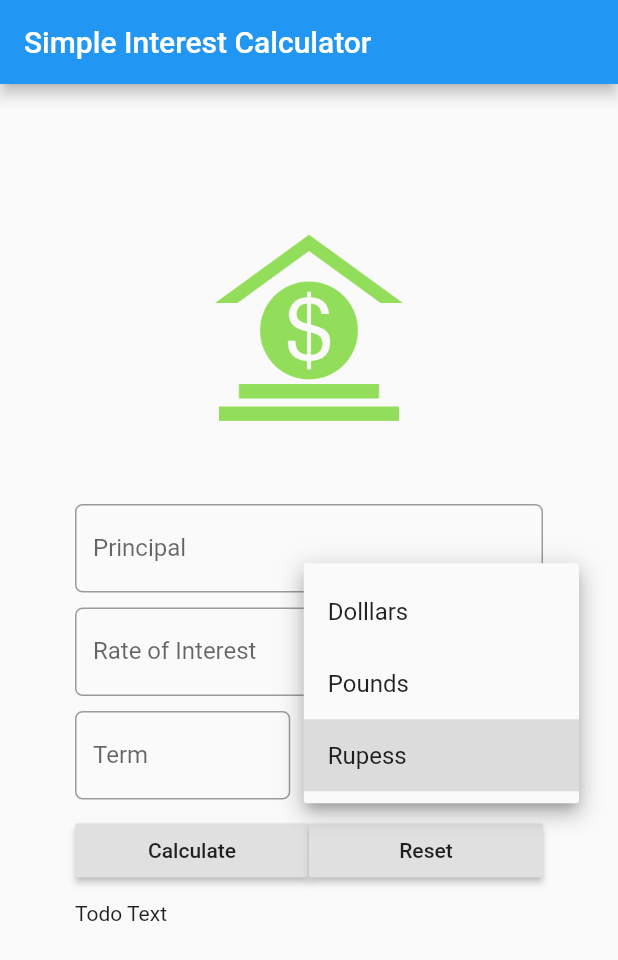
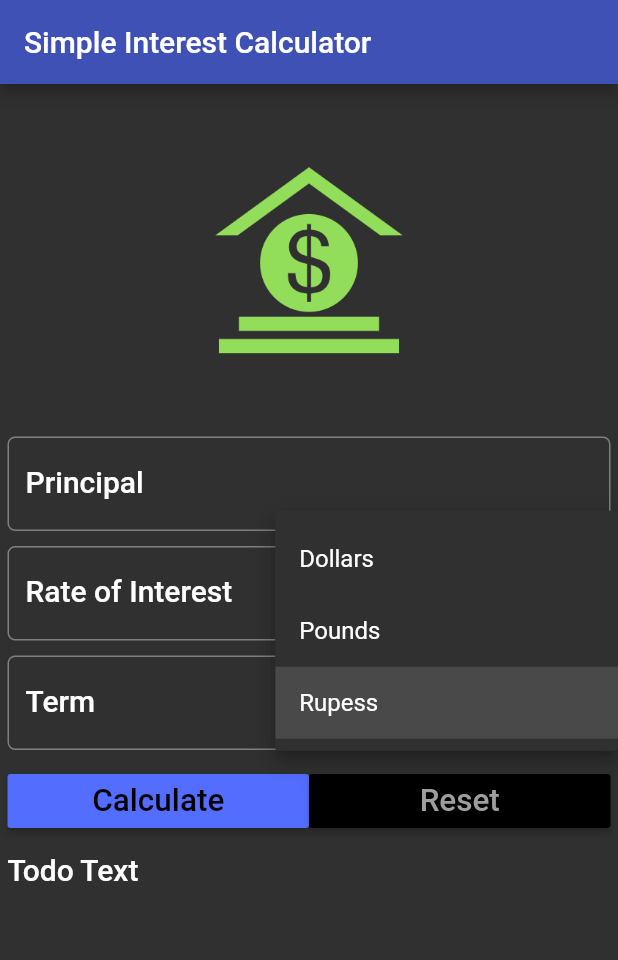
Before and after one commit to Lincxx/Flutter-Simple-Interest-Calculator, a Flutter app: the screen it shows after launch, after a tap on "Rupess", on a phone screen of 412 x 824 dp. Shown: the top 960 px of the screen. Run offline on Flutter 3.47's test engine with Material 2 defaults, Android fonts, the phone set to English and light mode, and no system bars.

Commit message:
Added a theme to the UI

```diff
--- a/lib/main.dart
+++ b/lib/main.dart
@@ -5,6 +5,11 @@ void main() {
     debugShowCheckedModeBanner: false,
     title: 'Simple Interest Calculator App',
     home: SIForm(),
+    theme: ThemeData(
+      brightness: Brightness.dark,
+      primaryColor: Colors.indigo,
+      accentColor: Colors.indigoAccent
+    ),
   ));
 }
 
@@ -14,26 +19,29 @@ class SIForm extends StatefulWidget {
 }
 
 class _SIFormState extends State<SIForm> {
-  var _currencies = ['Dolllars', 'Pounds', 'Rupess'];
+  var _currencies = ['Dollars', 'Pounds', 'Rupess'];
   final _minPadding = 5.0;
 
   @override
   Widget build(BuildContext context) {
+    TextStyle textStyle = Theme.of(context).textTheme.title;
     return Scaffold(
       //resizeToAvoidBottomPadding: false,
       appBar: AppBar(
         title: Text('Simple Interest Calculator'),
       ),
       body: Container(
-        margin: EdgeInsets.all(_minPadding * 10),
+        margin: EdgeInsets.all(_minPadding ),
         child: ListView(
           children: <Widget>[
             getImageAssest(),
             Padding( child: TextField(
               keyboardType: TextInputType.number,
+              style: textStyle,
               decoration: InputDecoration(
                 labelText: 'Principal',
                 hintText: 'Enter Principal e.g. 12000',
+                labelStyle: textStyle,
                 border: OutlineInputBorder(
                   borderRadius: BorderRadius.circular(5.0)
                 )
@@ -44,9 +52,11 @@ class _SIFormState extends State<SIForm> {
             Padding(
               child:TextField(
                 keyboardType: TextInputType.number,
+                style: textStyle,
                 decoration: InputDecoration(
                   labelText: 'Rate of Interest',
                   hintText: 'In percent',
+                  labelStyle: textStyle,
                   border: OutlineInputBorder(
                     borderRadius: BorderRadius.circular(5.0)
                   )
@@ -61,9 +71,11 @@ class _SIFormState extends State<SIForm> {
                 Expanded(
                   child:  TextField(
                     keyboardType: TextInputType.number,
+                    style: textStyle,
                     decoration: InputDecoration(
                       labelText: 'Term',
                       hintText: 'Time in years',
+                      labelStyle: textStyle,
                       border: OutlineInputBorder(
                         borderRadius: BorderRadius.circular(5.0)
                       )
@@ -95,13 +107,17 @@ class _SIFormState extends State<SIForm> {
               children: <Widget>[
                 Expanded(
                   child: RaisedButton(
-                    child: Text('Calculate'),
+                    color: Theme.of(context).accentColor,
+                    textColor: Theme.of(context).primaryColorDark,
+                    child: Text('Calculate', textScaleFactor: 1.5,),
                     onPressed: (){},
                   ),
                 ),
                 Expanded(
                   child: RaisedButton(
-                    child: Text('Reset'),
+                    color: Theme.of(context).primaryColorDark,
+                    textColor: Theme.of(context).primaryColorLight,
+                    child: Text('Reset', textScaleFactor: 1.5),
                     onPressed: (){},
                   ),
                 )
@@ -110,7 +126,7 @@ class _SIFormState extends State<SIForm> {
             ),
             Padding(
               padding: EdgeInsets.only(bottom: _minPadding, top: _minPadding),
-              child: Text('Todo Text'),
+              child: Text('Todo Text', style: textStyle,),
             )
           ],
         ),
```
